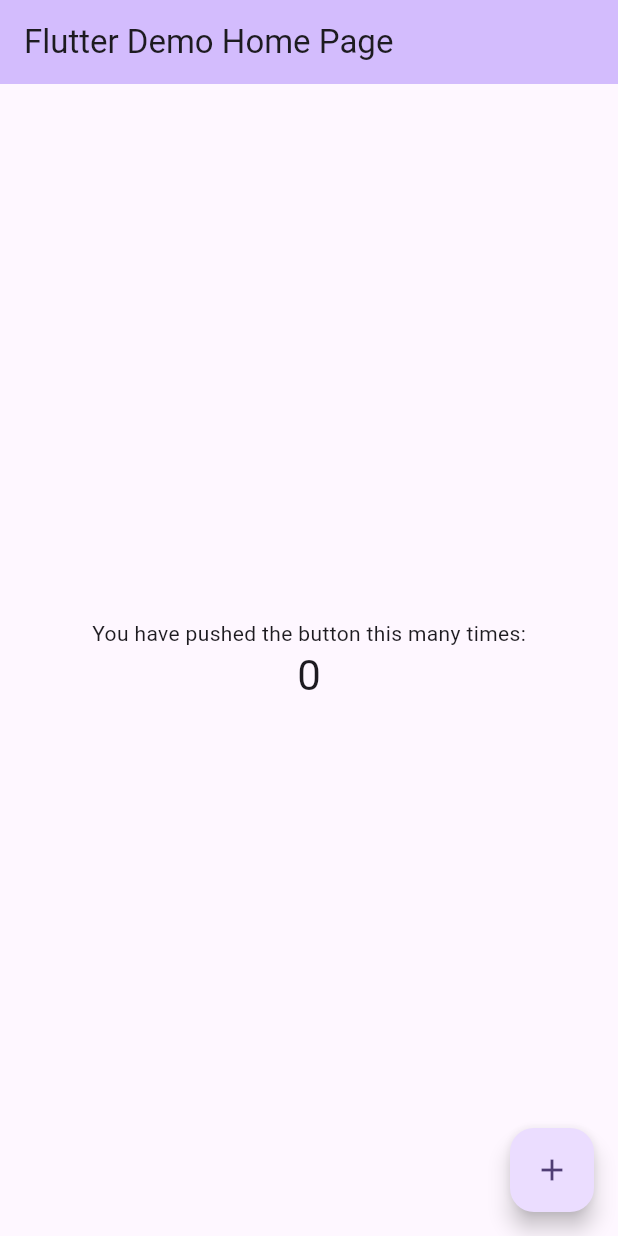
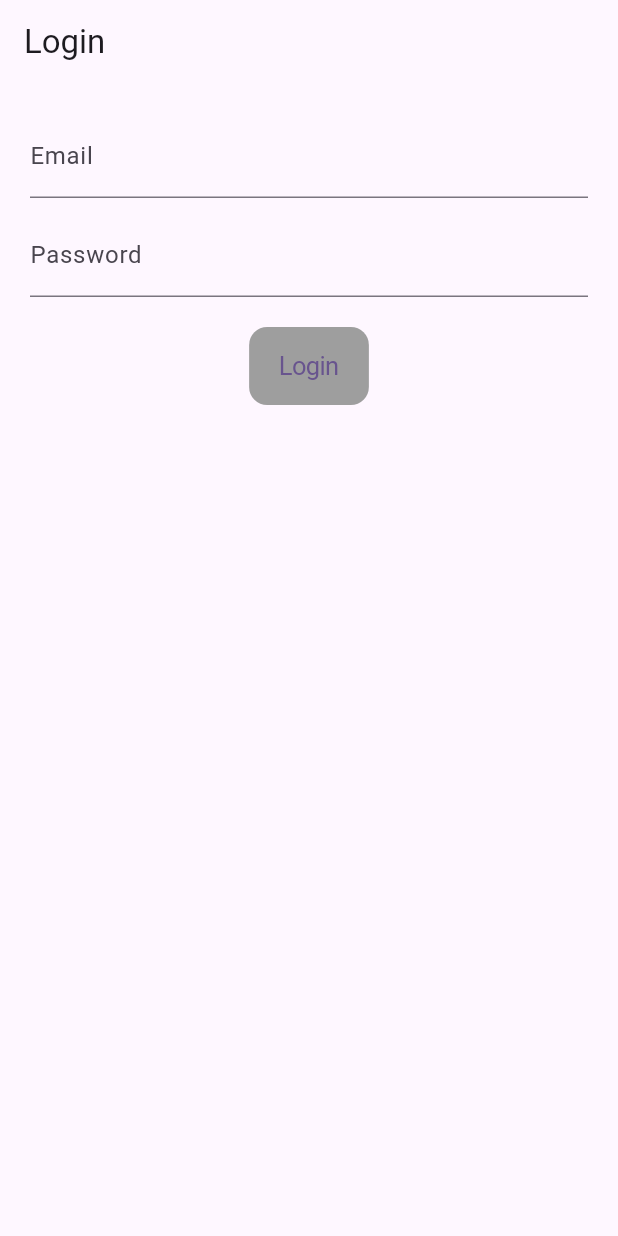
Before and after one commit to Minhaj171/Flutter_bloc_arch_app, a Flutter app: the screen it shows after launch, on a phone screen of 412 x 824 dp. Run offline on Flutter 3.47's test engine with Material 3 defaults, Android fonts, the phone set to English and light mode, and no system bars; our stand-ins replace email_validator, flutter_bloc.

Commit message:
login ui state

```diff
--- a/lib/main.dart
+++ b/lib/main.dart
@@ -1,4 +1,7 @@
 import 'package:flutter/material.dart';
+import 'package:flutter_bloc/flutter_bloc.dart';
+import 'package:flutter_bloc_app/screens/sign_in/bloc/sign_in_bloc.dart';
+import 'package:flutter_bloc_app/screens/sign_in/login_screen.dart';
 
 void main() {
   runApp(const MyApp());
@@ -10,28 +13,21 @@ class MyApp extends StatelessWidget {
   // This widget is the root of your application.
   @override
   Widget build(BuildContext context) {
-    return MaterialApp(
-      title: 'Flutter Demo',
-      theme: ThemeData(
+    return BlocProvider(
+      create: (context) => SignInBloc(),
+      child: MaterialApp(
+        title: 'Flutter Demo',
+        theme: ThemeData(
         colorScheme: ColorScheme.fromSeed(seedColor: Colors.deepPurple),
-        useMaterial3: true,
-      ),
-      home: const MyHomePage(title: 'Flutter Demo Home Page'),
+        useMaterial3: true),
+        home: LoginScreen(),
+      )
     );
   }
 }
 
 class MyHomePage extends StatefulWidget {
   const MyHomePage({super.key, required this.title});
-
-  // This widget is the home page of your application. It is stateful, meaning
-  // that it has a State object (defined below) that contains fields that affect
-  // how it looks.
-
-  // This class is the configuration for the state. It holds the values (in this
-  // case the title) provided by the parent (in this case the App widget) and
-  // used by the build method of the State. Fields in a Widget subclass are
-  // always marked "final".
 
   final String title;
 
@@ -44,50 +40,19 @@ class _MyHomePageState extends State<MyHomePage> {
 
   void _incrementCounter() {
     setState(() {
-      // This call to setState tells the Flutter framework that something has
-      // changed in this State, which causes it to rerun the build method below
-      // so that the display can reflect the updated values. If we changed
-      // _counter without calling setState(), then the build method would not be
-      // called again, and so nothing would appear to happen.
       _counter++;
     });
   }
 
   @override
   Widget build(BuildContext context) {
-    // This method is rerun every time setState is called, for instance as done
-    // by the _incrementCounter method above.
-    //
-    // The Flutter framework has been optimized to make rerunning build methods
-    // fast, so that you can just rebuild anything that needs updating rather
-    // than having to individually change instances of widgets.
     return Scaffold(
       appBar: AppBar(
-        // TRY THIS: Try changing the color here to a specific color (to
-        // Colors.amber, perhaps?) and trigger a hot reload to see the AppBar
-        // change color while the other colors stay the same.
         backgroundColor: Theme.of(context).colorScheme.inversePrimary,
-        // Here we take the value from the MyHomePage object that was created by
-        // the App.build method, and use it to set our appbar title.
         title: Text(widget.title),
       ),
       body: Center(
-        // Center is a layout widget. It takes a single child and positions it
-        // in the middle of the parent.
         child: Column(
-          // Column is also a layout widget. It takes a list of children and
-          // arranges them vertically. By default, it sizes itself to fit its
-          // children horizontally, and tries to be as tall as its parent.
-          //
-          // Column has various properties to control how it sizes itself and
-          // how it positions its children. Here we use mainAxisAlignment to
-          // center the children vertically; the main axis here is the vertical
-          // axis because Columns are vertical (the cross axis would be
-          // horizontal).
-          //
-          // TRY THIS: Invoke "debug painting" (choose the "Toggle Debug Paint"
-          // action in the IDE, or press "p" in the console), to see the
-          // wireframe for each widget.
           mainAxisAlignment: MainAxisAlignment.center,
           children: <Widget>[
             const Text(
@@ -104,7 +69,7 @@ class _MyHomePageState extends State<MyHomePage> {
         onPressed: _incrementCounter,
         tooltip: 'Increment',
         child: const Icon(Icons.add),
-      ), // This trailing comma makes auto-formatting nicer for build methods.
+      ),
     );
   }
 }
--- /dev/null
+++ b/lib/screens/sign_in/bloc/sign_in_bloc.dart
@@ -0,0 +1,24 @@
+import 'package:email_validator/email_validator.dart';
+import 'package:flutter_bloc/flutter_bloc.dart';
+import 'package:flutter_bloc_app/screens/sign_in/bloc/sign_in_event.dart';
+import 'package:flutter_bloc_app/screens/sign_in/bloc/sign_in_state.dart';
+
+class SignInBloc extends Bloc<SignInEvent, SignInState>{
+  SignInBloc() : super(SignInInitialState()){
+
+      on<SignInTextChangedEvent>((event, emit) {
+        if(EmailValidator.validate(event.emailValue) == false){
+          emit(SignInErrorState('Please enter a valid email address'));
+        }else if (event.passwordValue.length < 8){
+          emit(SignInErrorState('Please enter a valid password'));
+        }else {
+          emit(SignInValidState());
+        }
+      });
+
+      on<SignInSubmittedEvent>((event, emit) {
+         emit(SignInLoadingState());
+      });
+
+  }
+}
--- /dev/null
+++ b/lib/screens/sign_in/bloc/sign_in_event.dart
@@ -0,0 +1,13 @@
+abstract class SignInEvent{}
+
+class SignInTextChangedEvent extends SignInEvent{
+  final String emailValue;
+  final String passwordValue;
+  SignInTextChangedEvent(this.emailValue, this.passwordValue);
+}
+
+class SignInSubmittedEvent extends SignInEvent {
+  final String email;
+  final String password;
+  SignInSubmittedEvent(this.email, this.password);
+}
--- /dev/null
+++ b/lib/screens/sign_in/bloc/sign_in_state.dart
@@ -0,0 +1,12 @@
+abstract class SignInState{}
+
+class SignInInitialState extends SignInState {}
+
+class SignInValidState extends SignInState {}
+
+class SignInErrorState extends SignInState {
+  final String errorMessage;
+  SignInErrorState(this.errorMessage);
+}
+
+class SignInLoadingState extends SignInState {}
--- /dev/null
+++ b/lib/screens/sign_in/login_screen.dart
@@ -0,0 +1,91 @@
+import 'package:flutter/cupertino.dart';
+import 'package:flutter/material.dart';
+import 'package:flutter_bloc/flutter_bloc.dart';
+import 'package:flutter_bloc_app/screens/sign_in/bloc/sign_in_bloc.dart';
+import 'package:flutter_bloc_app/screens/sign_in/bloc/sign_in_event.dart';
+import 'package:flutter_bloc_app/screens/sign_in/bloc/sign_in_state.dart';
+
+class LoginScreen extends StatelessWidget {
+
+  TextEditingController emailController = TextEditingController();
+  TextEditingController passwordController = TextEditingController();
+
+  @override
+  Widget build(BuildContext context) {
+    return Scaffold(
+      appBar: AppBar(
+        title: Text("Login"),
+      ),
+      body: Padding(
+        padding: const EdgeInsets.all(20.0),
+        child: Column(
+          children: [
+            TextFormField(
+              controller: emailController,
+              onChanged: (val) {
+                BlocProvider.of<SignInBloc>(context).add(
+                  SignInTextChangedEvent(emailController.text, passwordController.text)
+                );
+              },
+              keyboardType: TextInputType.emailAddress,
+              decoration: const InputDecoration(
+                labelText: "Email",
+              ),
+            ),
+            const SizedBox(height: 10.0),
+            TextFormField(
+              controller: passwordController,
+              onChanged: (val) {
+                BlocProvider.of<SignInBloc>(context).add(
+                    SignInTextChangedEvent(emailController.text, passwordController.text)
+                );
+              },
+              obscureText: true,
+              decoration: const InputDecoration(
+                labelText: "Password",
+              ),
+            ),
+            const SizedBox(height: 10.0),
+
+            BlocBuilder<SignInBloc, SignInState>(
+                builder: (context, state){
+                  if(state is SignInErrorState){
+                    return Text(
+                      state.errorMessage,
+                      style: const TextStyle(color: Colors.red),
+                    );
+                  }else{
+                    return Container();
+                  }
+                }
+            ),
+            const SizedBox(height: 10.0),
+
+            BlocBuilder<SignInBloc, SignInState>(
+                builder: (context, state){
+                  if(state is SignInLoadingState){
+                    return const Center(child:
+                    CircularProgressIndicator());
+                  }
+
+                  return CupertinoButton(
+                    onPressed: () {
+                      if(state is SignInValidState){
+                        BlocProvider.of<SignInBloc>(context).add(
+                         SignInSubmittedEvent(emailController.text, passwordController.text)
+                        );
+                      }
+                    },
+                    color: (state is SignInValidState) ? Colors.blue
+                        : Colors.grey,
+                    child: const Text("Login"),
+                  );
+                }
+            )
+
+          ],
+        )
+      ),
+    );
+  }
+}
--- a/pubspec.yaml
+++ b/pubspec.yaml
@@ -35,6 +35,8 @@ dependencies:
   # The following adds the Cupertino Icons font to your application.
   # Use with the CupertinoIcons class for iOS style icons.
   cupertino_icons: ^1.0.2
+  flutter_bloc: ^8.1.4
+  email_validator: ^2.1.17
 
 dev_dependencies:
   flutter_test:
```
Also changed, not shown: pubspec.lock.
